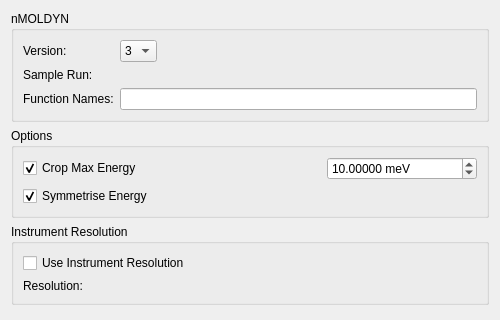
The window that Code/Mantid/MantidQt/CustomInterfaces/inc/MantidQtCustomInterfaces/Indirect/IndirectMolDyn.ui (mantidproject/mantid) describes before a commit, drawn with Qt 5; both pictures show x 0 to 500 and y 0 to 320 of the 500 by 500 pixel window.
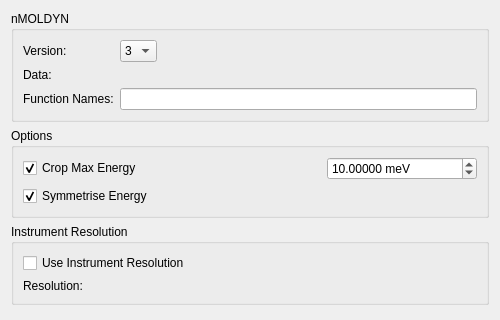
The same window after the commit. Custom widgets are drawn as their Qt base class.

Commit message:
Use UserInpoutValidator in MolDyn UI
Re #13330

Patch:
```diff
--- a/Code/Mantid/MantidQt/CustomInterfaces/inc/MantidQtCustomInterfaces/Indirect/IndirectMolDyn.ui
+++ b/Code/Mantid/MantidQt/CustomInterfaces/inc/MantidQtCustomInterfaces/Indirect/IndirectMolDyn.ui
@@ -23,7 +23,7 @@
       <item row="1" column="0">
        <widget class="QLabel" name="lblSample">
         <property name="text">
-         <string>Sample Run:</string>
+         <string>Data:</string>
         </property>
        </widget>
       </item>
```
The commit also changes 1 other file.
